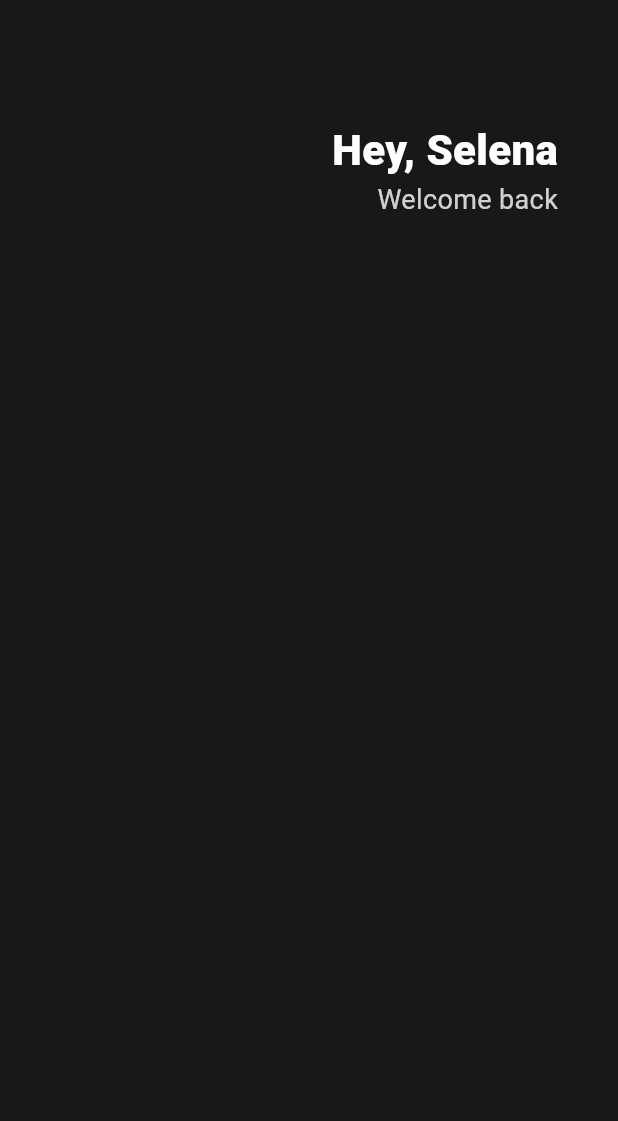
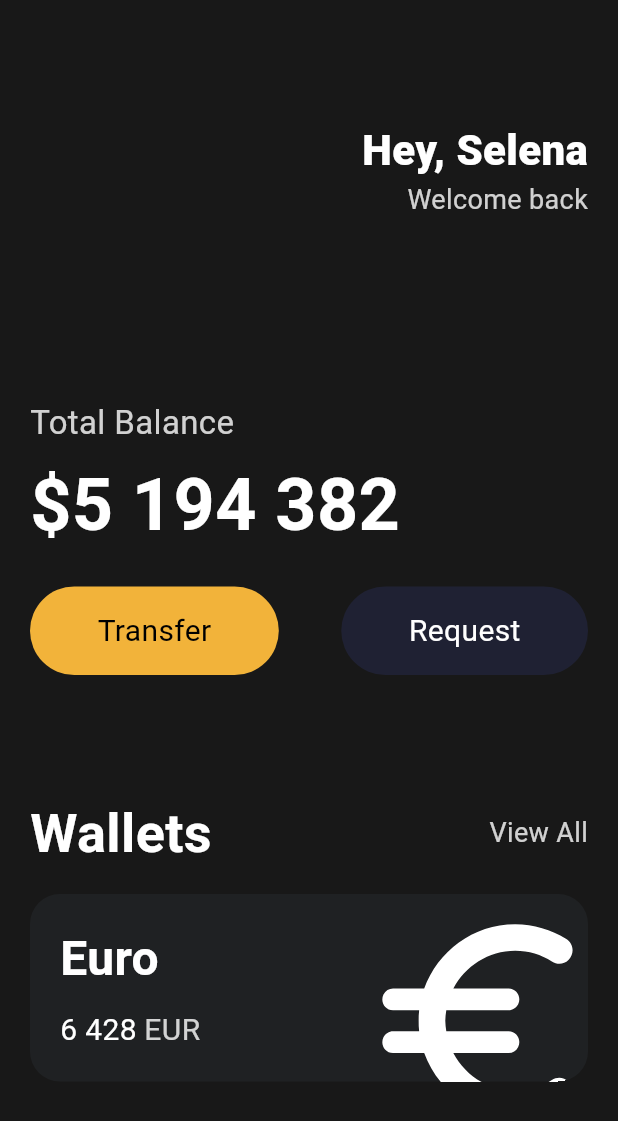
Before and after one commit to MentalJava/flutter-study, a Flutter app: the screen it shows after launch, on a phone screen of 412 x 824 dp. Shown: the top 1121 px of the screen. Run offline on Flutter 3.47's test engine with Material 3 defaults, Android fonts, the phone set to English and light mode, and no system bars.

Commit message:
Cards, Icons and Transforms

```diff
--- a/lib/main.dart
+++ b/lib/main.dart
@@ -1,27 +1,31 @@
 import 'package:flutter/material.dart';
+import 'package:toonflix/widgets/button.dart';
 
 class Player {
   String name = "uj";
 }
 
 void main() {
-  runApp(App());
+  runApp(const App());
 }
 
 class App extends StatelessWidget {
+  const App({super.key});
+
   @override
   Widget build(BuildContext context) {
     return MaterialApp(
       home: Scaffold(
-        backgroundColor: Color(0xFF181818),
+        backgroundColor: const Color(0xFF181818),
         body: Padding(
-          padding: EdgeInsets.symmetric(horizontal: 40),
+          padding: const EdgeInsets.symmetric(horizontal: 20),
           child: Column(
+            crossAxisAlignment: CrossAxisAlignment.start,
             children: [
-              SizedBox(
+              const SizedBox(
                 height: 80,
               ),
-              Row(
+              const Row(
                 mainAxisAlignment: MainAxisAlignment.end,
                 children: [
                   Column(
@@ -37,13 +41,140 @@ class App extends StatelessWidget {
                       Text(
                         "Welcome back",
                         style: TextStyle(
-                          color: Colors.white.withOpacity(0.8),
+                          color: Color.fromRGBO(255, 255, 255, 0.8),
                           fontSize: 18,
                         ),
                       ),
                     ],
                   ),
                 ],
+              ),
+              const SizedBox(
+                height: 120,
+              ),
+              const Text(
+                "Total Balance",
+                style: TextStyle(
+                  color: Color.fromRGBO(255, 255, 255, 0.8),
+                  fontSize: 22,
+                ),
+              ),
+              const SizedBox(
+                height: 5,
+              ),
+              const Text(
+                "\$5 194 382",
+                style: TextStyle(
+                    color: Color.fromRGBO(255, 255, 255, 1),
+                    fontSize: 48,
+                    fontWeight: FontWeight.w600),
+              ),
+              const SizedBox(
+                height: 20,
+              ),
+              const Row(
+                mainAxisAlignment: MainAxisAlignment.spaceBetween,
+                children: [
+                  Button(
+                    text: "Transfer",
+                    bgColor: Color(0xFFF2B33A),
+                    textColor: Colors.black,
+                  ),
+                  Button(
+                    text: "Request",
+                    bgColor: Color(0xFF1F2133),
+                    textColor: Colors.white,
+                  ),
+                ],
+              ),
+              const SizedBox(
+                height: 80,
+              ),
+              const Row(
+                mainAxisAlignment: MainAxisAlignment.spaceBetween,
+                children: [
+                  Text(
+                    "Wallets",
+                    style: TextStyle(
+                      color: Colors.white,
+                      fontSize: 36,
+                      fontWeight: FontWeight.w600,
+                    ),
+                  ),
+                  Text(
+                    "View All",
+                    style: TextStyle(
+                      color: Color.fromRGBO(255, 255, 255, 0.8),
+                      fontSize: 18,
+                    ),
+                  ),
+                ],
+              ),
+              const SizedBox(
+                height: 15,
+              ),
+              Container(
+                clipBehavior: Clip.hardEdge,
+                decoration: BoxDecoration(
+                  color: const Color(0xFF1F2123),
+                  borderRadius: BorderRadius.circular(20),
+                ),
+                child: Padding(
+                  padding: const EdgeInsets.all(20),
+                  child: Row(
+                    mainAxisAlignment: MainAxisAlignment.spaceBetween,
+                    children: [
+                      const Column(
+                        crossAxisAlignment: CrossAxisAlignment.start,
+                        children: [
+                          Text(
+                            "Euro",
+                            style: TextStyle(
+                              color: Colors.white,
+                              fontSize: 32,
+                              fontWeight: FontWeight.w600,
+                            ),
+                          ),
+                          SizedBox(
+                            height: 10,
+                          ),
+                          Row(
+                            children: [
+                              Text(
+                                "6 428",
+                                style: TextStyle(
+                                  color: Colors.white,
+                                  fontSize: 20,
+                                ),
+                              ),
+                              SizedBox(
+                                width: 5,
+                              ),
+                              Text(
+                                "EUR",
+                                style: TextStyle(
+                                  color: Color.fromRGBO(255, 255, 255, 0.8),
+                                  fontSize: 20,
+                                ),
+                              ),
+                            ],
+                          ),
+                        ],
+                      ),
+                      Transform.scale(
+                        scale: 2.2,
+                        child: Transform.translate(
+                          offset: const Offset(-5, 10),
+                          child: const Icon(
+                            Icons.euro_rounded,
+                            color: Colors.white,
+                            size: 78,
+                          ),
+                        ),
+                      ),
+                    ],
+                  ),
+                ),
               ),
             ],
           ),
--- /dev/null
+++ b/lib/widgets/button.dart
@@ -0,0 +1,37 @@
+import 'package:flutter/material.dart';
+
+class Button extends StatelessWidget {
+  final String text;
+  final Color bgColor;
+  final Color textColor;
+
+  const Button({
+    super.key,
+    required this.text,
+    required this.bgColor,
+    required this.textColor,
+  });
+
+  @override
+  Widget build(BuildContext context) {
+    return Container(
+      decoration: BoxDecoration(
+        color: bgColor,
+        borderRadius: BorderRadius.circular(45),
+      ),
+      child: Padding(
+        padding: const EdgeInsets.symmetric(
+          vertical: 15,
+          horizontal: 45,
+        ),
+        child: Text(
+          text,
+          style: TextStyle(
+            color: textColor,
+            fontSize: 20,
+          ),
+        ),
+      ),
+    );
+  }
+}
```
Also changed, not shown: 1 other file.
